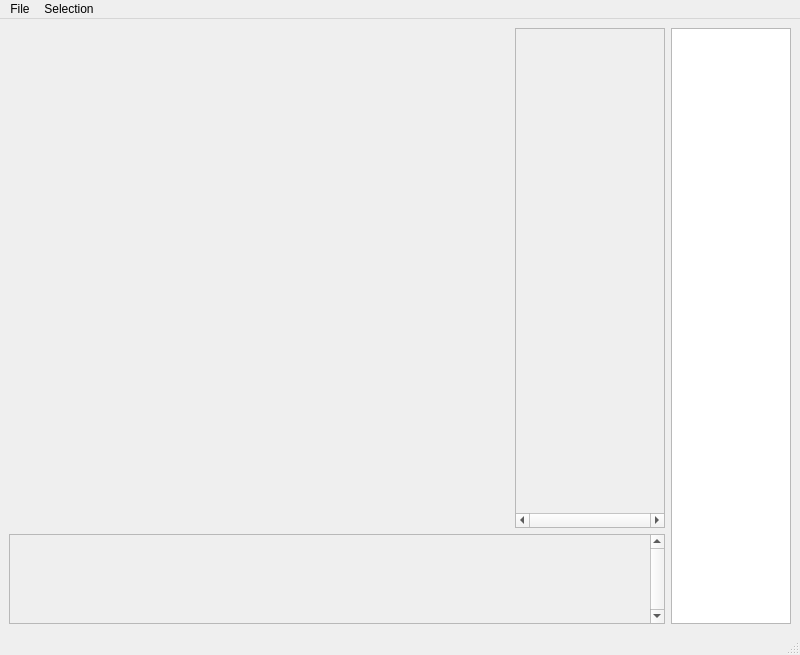
Above: GNGSTA/gui/ui/SingleVariant.ui from alex-r-bigelow/compreheNGSive before the change. Below: the same form after it.
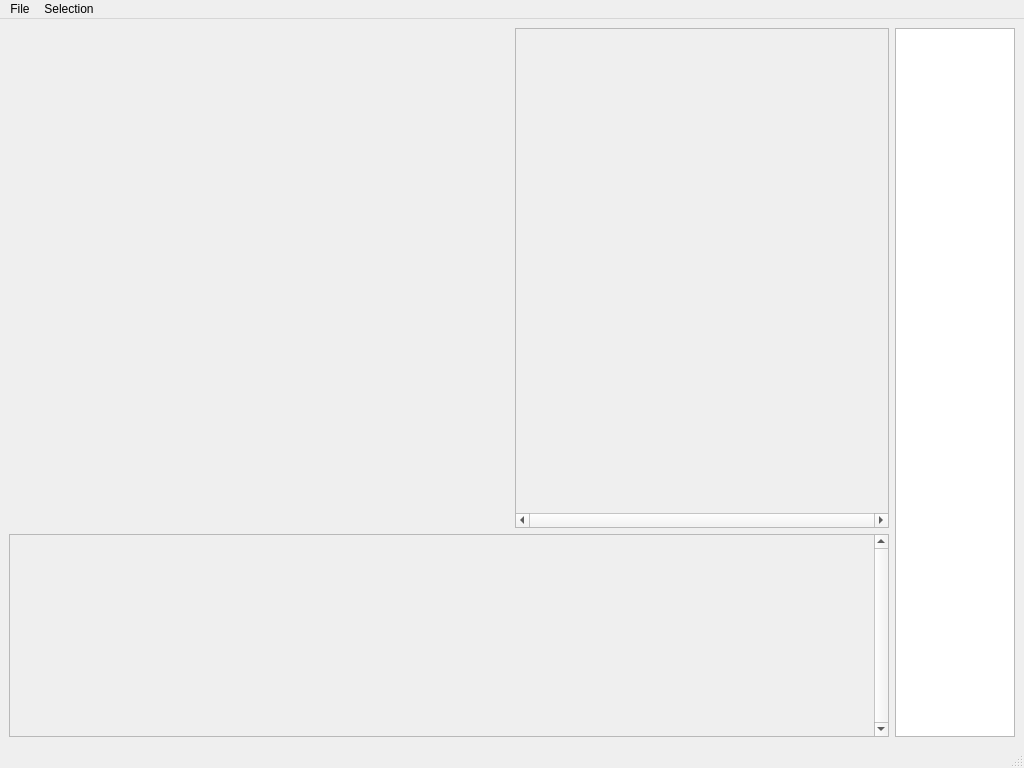
That is the form after the change.

Diff of the .ui file:
```diff
--- a/GNGSTA/gui/ui/SingleVariant.ui
+++ b/GNGSTA/gui/ui/SingleVariant.ui
@@ -6,8 +6,8 @@
    <rect>
     <x>0</x>
     <y>0</y>
-    <width>800</width>
-    <height>655</height>
+    <width>1024</width>
+    <height>768</height>
    </rect>
   </property>
   <property name="windowTitle">
@@ -71,7 +71,7 @@
         <rect>
          <x>0</x>
          <y>0</y>
-         <width>134</width>
+         <width>358</width>
          <height>483</height>
         </rect>
        </property>
@@ -116,8 +116,8 @@
         <rect>
          <x>0</x>
          <y>0</y>
-         <width>629</width>
-         <height>76</height>
+         <width>853</width>
+         <height>189</height>
         </rect>
        </property>
       </widget>
@@ -130,7 +130,7 @@
     <rect>
      <x>0</x>
      <y>0</y>
-     <width>800</width>
+     <width>1024</width>
      <height>22</height>
     </rect>
    </property>
```
